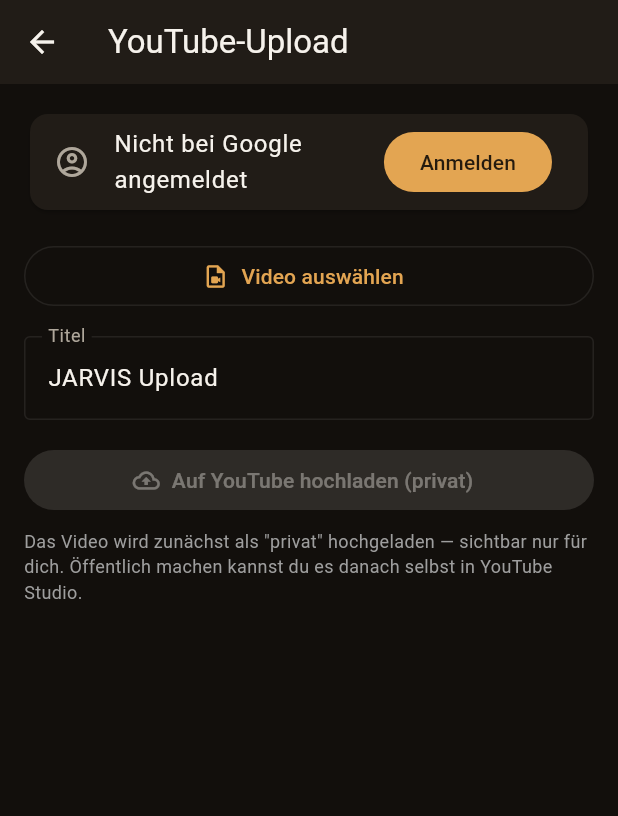
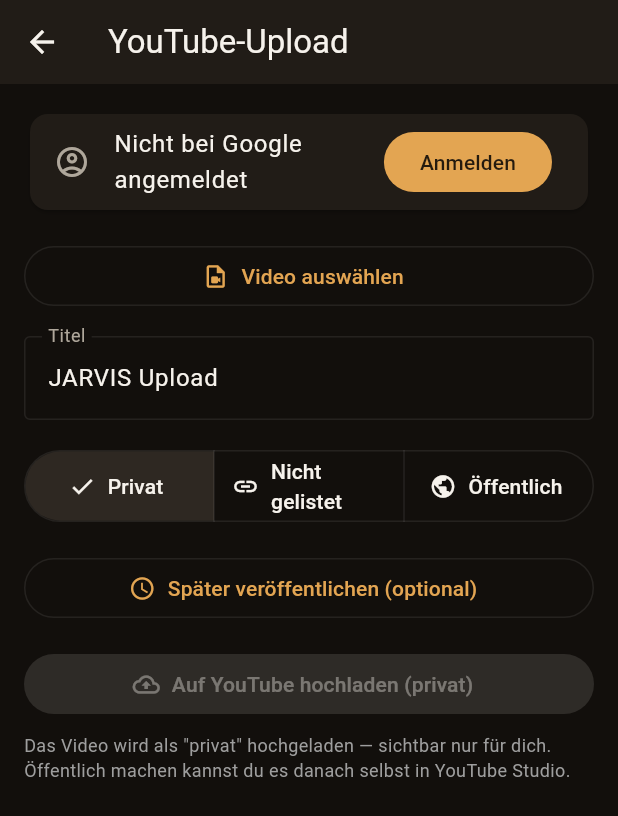
Before and after one commit to ibrahim200832/jarvis-mobile, a Flutter app: the YoutubeUploadScreen screen opened directly with empty values, on a phone screen of 412 x 824 dp. Shown: the top 816 px of the screen. Run offline on Flutter 3.47's test engine with Material 3 defaults, Android fonts, the phone set to English and light mode, and no system bars; our stand-ins replace battery_plus, camera, flutter_contacts, flutter_local_notifications, flutter_svg, flutter_tts and 11 more; missing offline and left inert: dart:js_interop, dart:ui_web, flutter_web_auth_2, installed_apps; accounts and stored records are empty; network calls fail.

Commit message:
Let YouTube uploads choose visibility and schedule a publish time
Uploads were hardcoded to privacyStatus: 'private'. Add a privacy
selector (private/unlisted/public) and an optional scheduled publish
time to the upload screen, enforcing YouTube's requirement that a
scheduled video stays private until it auto-publishes.

Voice/AI can now also open the upload screen with a pre-selected
visibility ("lade das video öffentlich hoch") or, via a new
open_youtube_upload AI tool, a scheduled time — the video file itself
is still always picked manually.

```diff
--- a/lib/screens/home_screen.dart
+++ b/lib/screens/home_screen.dart
@@ -349,6 +349,8 @@ class _HomeScreenState extends State<HomeScreen> {
               uploadService: YoutubeUploadService(
                 webClientId: (clientId != null && clientId.isNotEmpty) ? clientId : null,
               ),
+              initialPrivacy: result.youtubePrivacy,
+              initialPublishAt: result.youtubePublishAt,
             ),
           ),
         );
--- a/lib/screens/youtube_upload_screen.dart
+++ b/lib/screens/youtube_upload_screen.dart
@@ -1,16 +1,25 @@
 import 'package:flutter/material.dart';
 import 'package:image_picker/image_picker.dart';
+import 'package:intl/intl.dart';
 import 'package:url_launcher/url_launcher.dart';
 
 import '../services/youtube_upload_service.dart';
 
 /// Lets the user sign in with Google and upload one video from their device
-/// to their own YouTube channel — every step (sign-in, file pick, title,
-/// upload) is a deliberate tap, never automatic.
+/// to their own YouTube channel — every step (sign-in, file pick, privacy
+/// choice, title, upload) is a deliberate tap, never automatic.
 class YoutubeUploadScreen extends StatefulWidget {
-  const YoutubeUploadScreen({super.key, required this.uploadService});
+  const YoutubeUploadScreen({super.key, required this.uploadService, this.initialPrivacy, this.initialPublishAt});
 
   final YoutubeUploadService uploadService;
+
+  /// Pre-selected privacy status ('private'/'unlisted'/'public'), e.g. from
+  /// a voice command or AI tool call. The user can still change it before
+  /// confirming the upload.
+  final String? initialPrivacy;
+
+  /// Pre-selected scheduled publish time, from the same sources.
+  final DateTime? initialPublishAt;
 
   @override
   State<YoutubeUploadScreen> createState() => _YoutubeUploadScreenState();
@@ -22,6 +31,15 @@ class _YoutubeUploadScreenState extends State<YoutubeUploadScreen> {
   bool _busy = false;
   String? _resultUrl;
   String? _error;
+  late String _privacy;
+  DateTime? _publishAt;
+
+  @override
+  void initState() {
+    super.initState();
+    _privacy = widget.initialPrivacy ?? 'private';
+    _publishAt = widget.initialPublishAt;
+  }
 
   @override
   void dispose() {
@@ -69,6 +87,8 @@ class _YoutubeUploadScreenState extends State<YoutubeUploadScreen> {
       final url = await widget.uploadService.uploadVideo(
         videoBytes: bytes,
         title: _titleCtrl.text.trim().isEmpty ? file.name : _titleCtrl.text.trim(),
+        privacyStatus: _privacy,
+        publishAt: _publishAt,
       );
       setState(() => _resultUrl = url);
     } catch (e) {
@@ -77,6 +97,39 @@ class _YoutubeUploadScreenState extends State<YoutubeUploadScreen> {
       if (mounted) setState(() => _busy = false);
     }
   }
+
+  Future<void> _pickPublishAt() async {
+    final now = DateTime.now();
+    final date = await showDatePicker(
+      context: context,
+      initialDate: _publishAt ?? now.add(const Duration(hours: 1)),
+      firstDate: now,
+      lastDate: now.add(const Duration(days: 365)),
+    );
+    if (date == null || !mounted) return;
+    final time = await showTimePicker(
+      context: context,
+      initialTime: TimeOfDay.fromDateTime(_publishAt ?? now.add(const Duration(hours: 1))),
+    );
+    if (time == null || !mounted) return;
+    final combined = DateTime(date.year, date.month, date.day, time.hour, time.minute);
+    if (combined.isBefore(DateTime.now().add(const Duration(minutes: 1)))) {
+      setState(() => _error = 'Der Veröffentlichungszeitpunkt muss in der Zukunft liegen.');
+      return;
+    }
+    setState(() {
+      _publishAt = combined;
+      _privacy = 'private'; // YouTube verlangt privat bei Zeitplanung
+      _error = null;
+    });
+  }
+
+  String _privacyLabel(String p) => switch (p) {
+    'private' => 'privat',
+    'unlisted' => 'nicht gelistet',
+    'public' => 'öffentlich',
+    _ => p,
+  };
 
   @override
   Widget build(BuildContext context) {
@@ -108,6 +161,37 @@ class _YoutubeUploadScreenState extends State<YoutubeUploadScreen> {
             decoration: const InputDecoration(labelText: 'Titel', border: OutlineInputBorder()),
           ),
           const SizedBox(height: 16),
+          SegmentedButton<String>(
+            segments: const [
+              ButtonSegment(value: 'private', label: Text('Privat'), icon: Icon(Icons.lock_outline)),
+              ButtonSegment(value: 'unlisted', label: Text('Nicht gelistet'), icon: Icon(Icons.link)),
+              ButtonSegment(value: 'public', label: Text('Öffentlich'), icon: Icon(Icons.public)),
+            ],
+            selected: {_privacy},
+            onSelectionChanged: (_busy || _publishAt != null) ? null : (s) => setState(() => _privacy = s.first),
+          ),
+          const SizedBox(height: 16),
+          Row(
+            children: [
+              Expanded(
+                child: OutlinedButton.icon(
+                  onPressed: _busy ? null : _pickPublishAt,
+                  icon: const Icon(Icons.schedule_outlined),
+                  label: Text(
+                    _publishAt == null
+                        ? 'Später veröffentlichen (optional)'
+                        : 'Veröffentlichung: ${DateFormat('dd.MM.yyyy HH:mm').format(_publishAt!)}',
+                  ),
+                ),
+              ),
+              if (_publishAt != null)
+                IconButton(
+                  icon: const Icon(Icons.clear),
+                  onPressed: _busy ? null : () => setState(() => _publishAt = null),
+                ),
+            ],
+          ),
+          const SizedBox(height: 16),
           FilledButton.icon(
             onPressed: _busy || _pickedFile == null ? null : _upload,
             icon: _busy
@@ -117,13 +201,29 @@ class _YoutubeUploadScreenState extends State<YoutubeUploadScreen> {
                     child: CircularProgressIndicator(strokeWidth: 2),
                   )
                 : const Icon(Icons.cloud_upload_outlined),
-            label: Text(_busy ? 'Lädt hoch…' : 'Auf YouTube hochladen (privat)'),
+            label: Text(
+              _busy
+                  ? 'Lädt hoch…'
+                  : _publishAt != null
+                  ? 'Upload planen'
+                  : 'Auf YouTube hochladen (${_privacyLabel(_privacy)})',
+            ),
           ),
           const SizedBox(height: 8),
-          const Text(
-            'Das Video wird zunächst als "privat" hochgeladen — sichtbar nur für dich. '
-            'Öffentlich machen kannst du es danach selbst in YouTube Studio.',
-            style: TextStyle(fontSize: 12, color: Colors.grey),
+          Text(
+            _publishAt != null
+                ? 'Das Video wird privat hochgeladen und automatisch am '
+                      '${DateFormat("dd.MM.yyyy 'um' HH:mm").format(_publishAt!)} Uhr veröffentlicht.'
+                : switch (_privacy) {
+                    'private' =>
+                      'Das Video wird als "privat" hochgeladen — sichtbar nur für dich. '
+                          'Öffentlich machen kannst du es danach selbst in YouTube Studio.',
+                    'unlisted' =>
+                      'Das Video wird als "nicht gelistet" hochgeladen — nur über den direkten Link '
+                          'sichtbar, nicht in Suche oder auf deinem Kanal.',
+                    _ => 'Das Video wird sofort öffentlich auf YouTube sichtbar.',
+                  },
+            style: const TextStyle(fontSize: 12, color: Colors.grey),
           ),
           if (_error != null) ...[
             const SizedBox(height: 16),
```
Also changed, not shown: lib/core/command_router.dart (+46 -3 lines), lib/services/youtube_upload_service.dart (+15 -4 lines), 5 other files.
